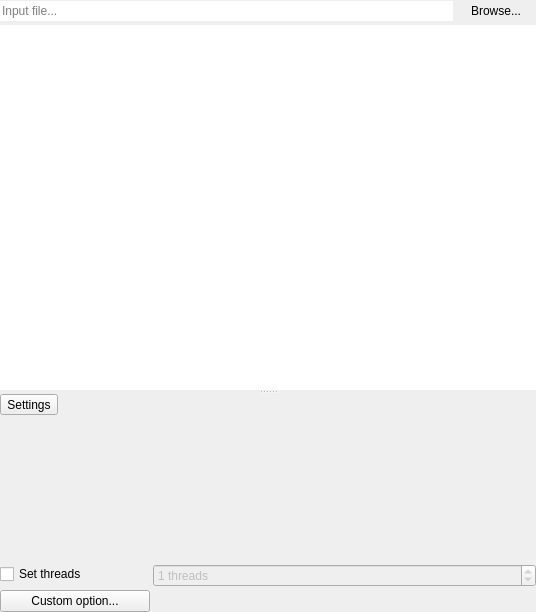
This is src/UI/inputwidget.ui in RxLaboratory/DuME as Qt 5 draws it before an edit. The edited form follows.
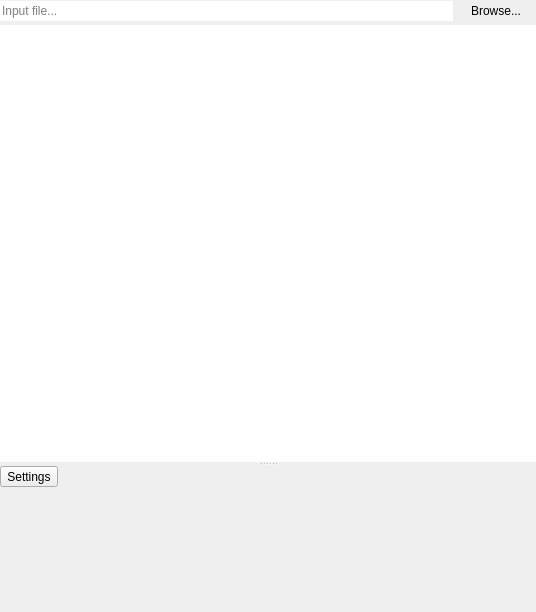
This is the edited form. Icons and pictures are not drawn.

Commit message: implemented ae threads block

Diff of the .ui file:
```diff
--- a/src/UI/inputwidget.ui
+++ b/src/UI/inputwidget.ui
@@ -88,7 +88,7 @@
          <x>0</x>
          <y>0</y>
          <width>536</width>
-         <height>393</height>
+         <height>231</height>
         </rect>
        </property>
        <layout class="QVBoxLayout" name="verticalLayout_2">
@@ -164,67 +164,6 @@
           </property>
          </spacer>
         </item>
-        <item>
-         <layout class="QFormLayout" name="formLayout">
-          <item row="0" column="0">
-           <widget class="QCheckBox" name="threadsButton">
-            <property name="minimumSize">
-             <size>
-              <width>150</width>
-              <height>0</height>
-             </size>
-            </property>
-            <property name="toolTip">
-             <string>Set the number of threads to use for the rendering process handled by DuME</string>
-            </property>
-            <property name="text">
-             <string>Set threads</string>
-            </property>
-           </widget>
-          </item>
-          <item row="0" column="1">
-           <widget class="QSpinBox" name="threadsBox">
-            <property name="enabled">
-             <bool>false</bool>
-            </property>
-            <property name="toolTip">
-             <string/>
-            </property>
-            <property name="suffix">
-             <string> threads</string>
-            </property>
-            <property name="minimum">
-             <number>0</number>
-            </property>
-            <property name="maximum">
-             <number>128</number>
-            </property>
-            <property name="value">
-             <number>1</number>
-            </property>
-           </widget>
-          </item>
-         </layout>
-        </item>
-        <item>
-         <widget class="QPushButton" name="addParamButton">
-          <property name="minimumSize">
-           <size>
-            <width>100</width>
-            <height>0</height>
-           </size>
-          </property>
-          <property name="maximumSize">
-           <size>
-            <width>150</width>
-            <height>16777215</height>
-           </size>
-          </property>
-          <property name="text">
-           <string>Custom option...</string>
-          </property>
-         </widget>
-        </item>
        </layout>
       </widget>
      </widget>
```
The commit also changes 6 other files.
